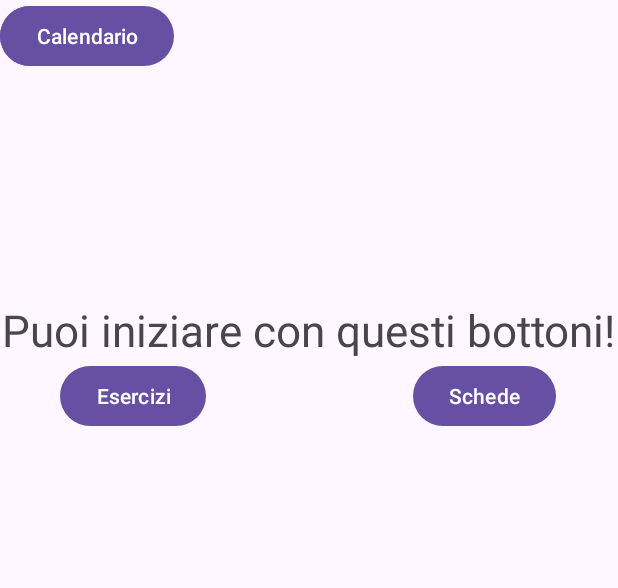
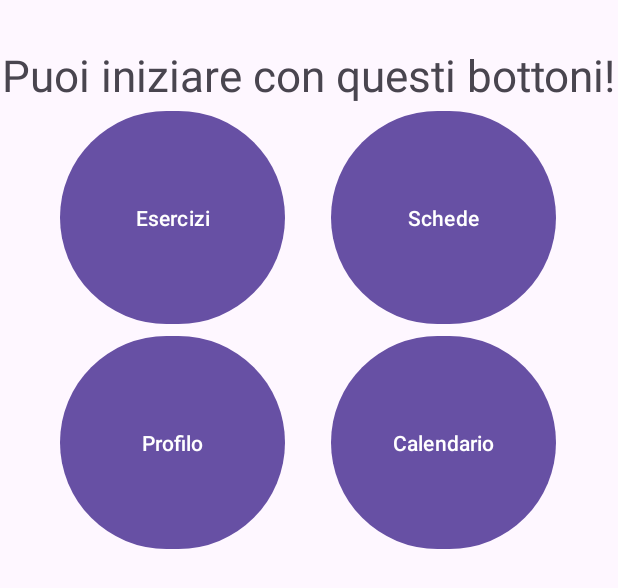
Before and after one commit to matt2005fiore/fit-progression, an Android app: the layout main_page.xml on its own in the app's theme, with its tools: preview values and no code run, on a phone screen of 412 x 824 dp. Shown: the top 588 px of the screen. Run offline under Robolectric (Android 15) with nearby library versions, the light colour scheme and no system bars.

Commit message:
main page update

```diff
--- /dev/null
+++ b/Code/GitFit/app/src/main/java/com/example/gitfit/MainPageActivity.java
@@ -0,0 +1,17 @@
+package com.example.gitfit;
+
+import android.app.Activity;
+import android.os.Bundle;
+import android.widget.Button;
+
+import androidx.annotation.Nullable;
+
+public class MainPageActivity extends Activity {
+
+    @Override
+    protected void onCreate(Bundle savedInstanceState) {
+        super.onCreate(savedInstanceState);
+        setContentView(R.layout.main_page);
+
+    }
+}
--- a/Code/GitFit/app/src/main/res/layout/main_page.xml
+++ b/Code/GitFit/app/src/main/res/layout/main_page.xml
@@ -8,14 +8,14 @@
     android:layout_height="wrap_content"
     android:text="@string/puoi_iniziare_con_questi_bottoni"
     android:layout_centerHorizontal="true"
-    android:layout_marginTop="200dp"
+    android:layout_marginTop="30dp"
     android:textSize="29dp">
 </TextView>
     <Button
         android:id="@+id/ExerciseButton"
         android:align="@+id/MainPageMessage"
-        android:layout_width="wrap_content"
-        android:layout_height="wrap_content"
+        android:layout_width="150dp"
+        android:layout_height="150dp"
         android:text="@string/esercizi"
         android:layout_alignTop="@id/MainPageMessage"
         android:layout_marginTop="40dp"
@@ -23,14 +23,17 @@
     </Button>
     <Button
         android:id="@+id/ProfileButton"
-        android:layout_width="wrap_content"
-        android:layout_height="wrap_content"
-        android:text="@string/profilo" >
+        android:layout_width="150dp"
+        android:layout_height="150dp"
+        android:text="@string/profilo"
+        android:layout_alignEnd="@id/ExerciseButton"
+        android:layout_alignTop="@id/ExerciseButton"
+        android:layout_marginTop="150dp">
     </Button>
     <Button
     android:id="@+id/ListButton"
-    android:layout_width="wrap_content"
-    android:layout_height="wrap_content"
+    android:layout_width="150dp"
+    android:layout_height="150dp"
     android:text="@string/schede"
         android:layout_alignTop="@id/MainPageMessage"
         android:layout_alignEnd="@id/MainPageMessage"
@@ -39,9 +42,12 @@
     </Button>
     <Button
     android:id="@+id/CalendarButton"
-    android:layout_width="wrap_content"
-    android:layout_height="wrap_content"
-    android:text="@string/calendario" >
+        android:layout_alignTop="@id/ListButton"
+        android:layout_alignEnd="@id/ListButton"
+    android:layout_width="150dp"
+    android:layout_height="150dp"
+        android:layout_marginTop="150dp"
+    android:text="@string/calendario">
 </Button>
 
 </RelativeLayout>
```
